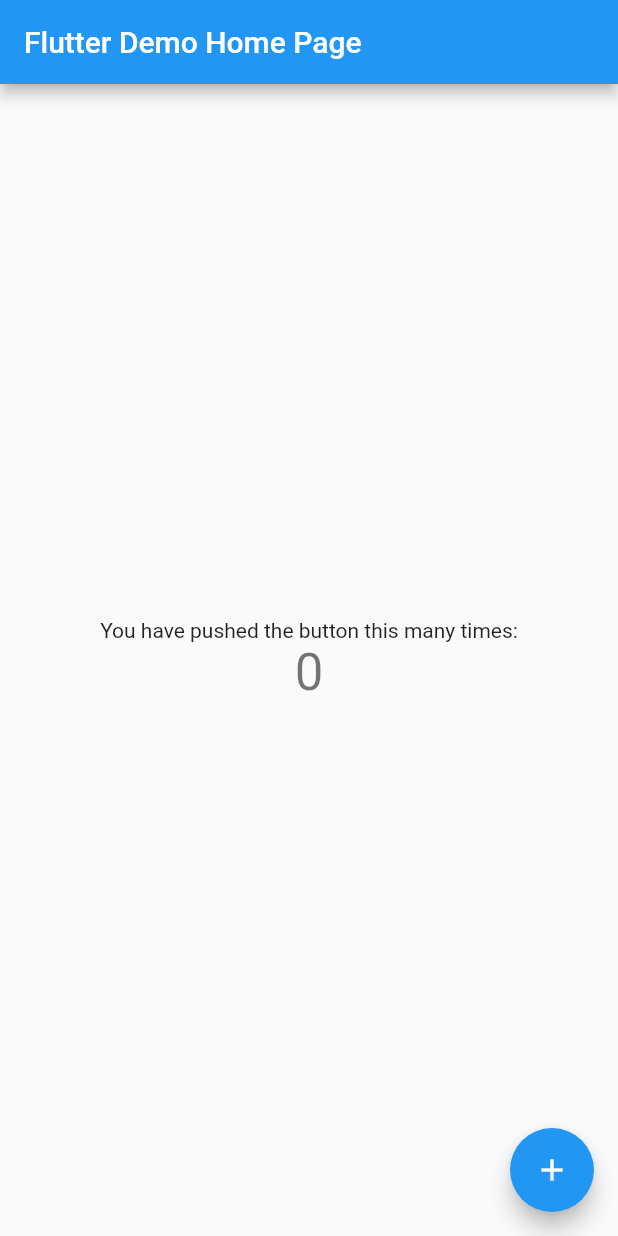
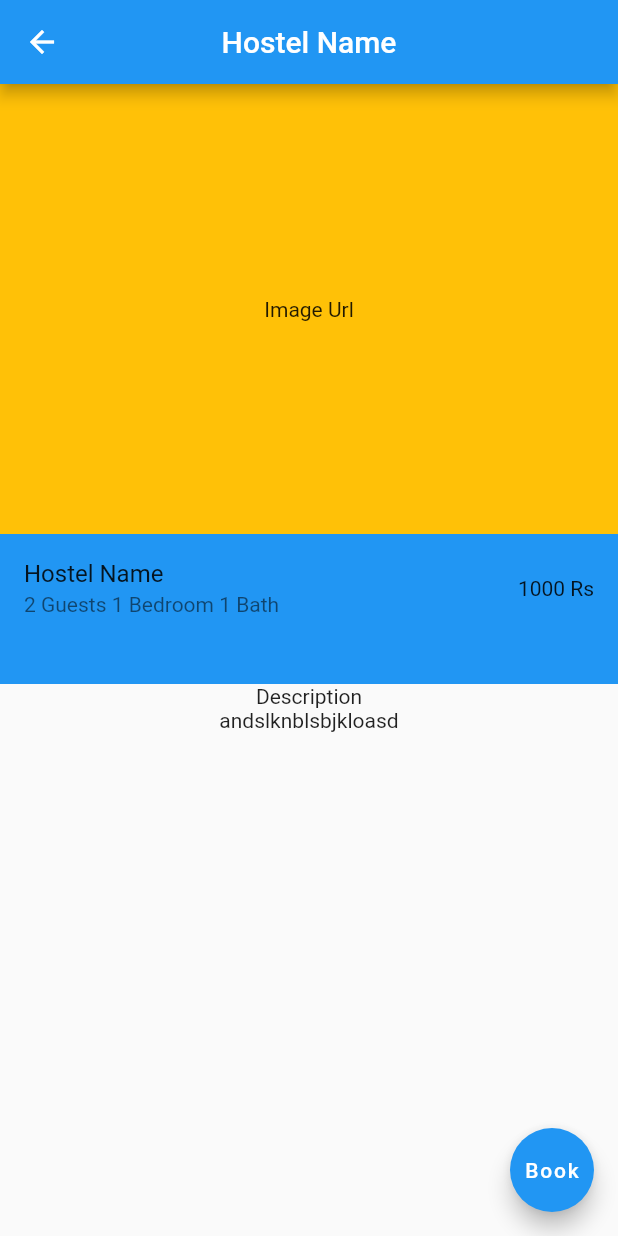
Before and after one commit to CodeForGhost/hostel_booking, a Flutter app: the screen it shows after launch, on a phone screen of 412 x 824 dp. Run offline on Flutter 3.47's test engine with Material 2 defaults, Android fonts, the light colour scheme and no system bars.

Commit message:
Main Screen and Hostel page Finished...

```diff
--- a/hostel_front_end/lib/main.dart
+++ b/hostel_front_end/lib/main.dart
@@ -1,4 +1,7 @@
 import 'package:flutter/material.dart';
+import 'package:hostel_front_end/screens/hostel_screen.dart';
+
+import 'screens/main_screen.dart';
 
 void main() {
   runApp(const MyApp());
@@ -11,105 +14,28 @@
   @override
   Widget build(BuildContext context) {
     return MaterialApp(
-      title: 'Flutter Demo',
+      debugShowCheckedModeBanner: false,
+      title: 'Hostel Booking',
       theme: ThemeData(
-        // This is the theme of your application.
-        //
-        // Try running your application with "flutter run". You'll see the
-        // application has a blue toolbar. Then, without quitting the app, try
-        // changing the primarySwatch below to Colors.green and then invoke
-        // "hot reload" (press "r" in the console where you ran "flutter run",
-        // or simply save your changes to "hot reload" in a Flutter IDE).
-        // Notice that the counter didn't reset back to zero; the application
-        // is not restarted.
         primarySwatch: Colors.blue,
       ),
-      home: const MyHomePage(title: 'Flutter Demo Home Page'),
+      home: const MyHomePage(),
     );
   }
 }
 
 class MyHomePage extends StatefulWidget {
-  const MyHomePage({Key? key, required this.title}) : super(key: key);
-
-  // This widget is the home page of your application. It is stateful, meaning
-  // that it has a State object (defined below) that contains fields that affect
-  // how it looks.
-
-  // This class is the configuration for the state. It holds the values (in this
-  // case the title) provided by the parent (in this case the App widget) and
-  // used by the build method of the State. Fields in a Widget subclass are
-  // always marked "final".
-
-  final String title;
+  const MyHomePage({Key? key}) : super(key: key);
 
   @override
   State<MyHomePage> createState() => _MyHomePageState();
 }
 
 class _MyHomePageState extends State<MyHomePage> {
-  int _counter = 0;
-
-  void _incrementCounter() {
-    setState(() {
-      // This call to setState tells the Flutter framework that something has
-      // changed in this State, which causes it to rerun the build method below
-      // so that the display can reflect the updated values. If we changed
-      // _counter without calling setState(), then the build method would not be
-      // called again, and so nothing would appear to happen.
-      _counter++;
-    });
-  }
-
   @override
   Widget build(BuildContext context) {
-    // This method is rerun every time setState is called, for instance as done
-    // by the _incrementCounter method above.
-    //
-    // The Flutter framework has been optimized to make rerunning build methods
-    // fast, so that you can just rebuild anything that needs updating rather
-    // than having to individually change instances of widgets.
-    return Scaffold(
-      appBar: AppBar(
-        // Here we take the value from the MyHomePage object that was created by
-        // the App.build method, and use it to set our appbar title.
-        title: Text(widget.title),
-      ),
-      body: Center(
-        // Center is a layout widget. It takes a single child and positions it
-        // in the middle of the parent.
-        child: Column(
-          // Column is also a layout widget. It takes a list of children and
-          // arranges them vertically. By default, it sizes itself to fit its
-          // children horizontally, and tries to be as tall as its parent.
-          //
-          // Invoke "debug painting" (press "p" in the console, choose the
-          // "Toggle Debug Paint" action from the Flutter Inspector in Android
-          // Studio, or the "Toggle Debug Paint" command in Visual Studio Code)
-          // to see the wireframe for each widget.
-          //
-          // Column has various properties to control how it sizes itself and
-          // how it positions its children. Here we use mainAxisAlignment to
-          // center the children vertically; the main axis here is the vertical
-          // axis because Columns are vertical (the cross axis would be
-          // horizontal).
-          mainAxisAlignment: MainAxisAlignment.center,
-          children: <Widget>[
-            const Text(
-              'You have pushed the button this many times:',
-            ),
-            Text(
-              '$_counter',
-              style: Theme.of(context).textTheme.headline4,
-            ),
-          ],
-        ),
-      ),
-      floatingActionButton: FloatingActionButton(
-        onPressed: _incrementCounter,
-        tooltip: 'Increment',
-        child: const Icon(Icons.add),
-      ), // This trailing comma makes auto-formatting nicer for build methods.
-    );
+    return HostelScreen();
   }
 }
+// HostelScreen()
+// MainScreen()
--- /dev/null
+++ b/hostel_front_end/lib/models/hostel_model.dart
@@ -0,0 +1,21 @@
+class Hostel {
+  final String imageUrl;
+  final String name;
+  final String desc;
+
+  Hostel({required this.imageUrl, required this.name, required this.desc});
+
+  factory Hostel.fromJson(Map<String, dynamic> json) {
+    return Hostel(
+      imageUrl: json['imageUrl'],
+      name: json['name'],
+      desc: json['desc'],
+    );
+  }
+
+  Hostel test = {} as Hostel;
+
+  Hostel fetchHostel() {
+    return test;
+  }
+}
--- /dev/null
+++ b/hostel_front_end/lib/screens/hostel_screen.dart
@@ -0,0 +1,55 @@
+import 'package:flutter/material.dart';
+
+class HostelScreen extends StatelessWidget {
+  const HostelScreen({Key? key}) : super(key: key);
+
+  @override
+  Widget build(BuildContext context) {
+    return Scaffold(
+      appBar: AppBar(
+        leading: IconButton(
+          icon: Icon(Icons.arrow_back),
+          onPressed: () {},
+        ),
+        centerTitle: true,
+        title: Text("Hostel Name"),
+      ),
+      body: SingleChildScrollView(
+        child: Column(
+          crossAxisAlignment: CrossAxisAlignment.start,
+          children: [
+            Container(
+              width: double.infinity,
+              height: 300,
+              color: Colors.amber,
+              child: Center(child: Text('Image Url')),
+            ),
+            Container(
+                width: double.infinity,
+                height: 100,
+                child: ListTile(
+                  title: Text("Hostel Name"),
+                  subtitle: Text("2 Guests 1 Bedroom 1 Bath"),
+                  trailing: Text("1000 Rs"),
+                  tileColor: Colors.blue,
+                )),
+            Container(
+              width: double.infinity,
+              height: 400,
+              child: Column(
+                children: [
+                  Text("Description"),
+                  Text("andslknblsbjkloasd"),
+                ],
+              ),
+            ),
+          ],
+        ),
+      ),
+      floatingActionButton: FloatingActionButton(
+        onPressed: () {},
+        child: Text('Book'),
+      ),
+    );
+  }
+}
```
Also changed, not shown: hostel_front_end/lib/screens/main_screen.dart (added, +27 -0 lines), hostel_front_end/lib/widgets/hostel_card_widget.dart (added, +23 -0 lines).
